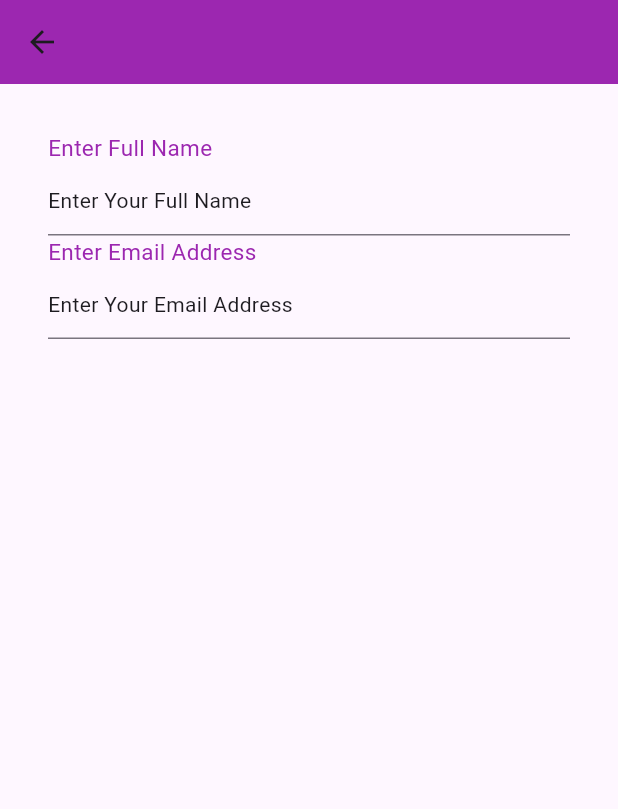
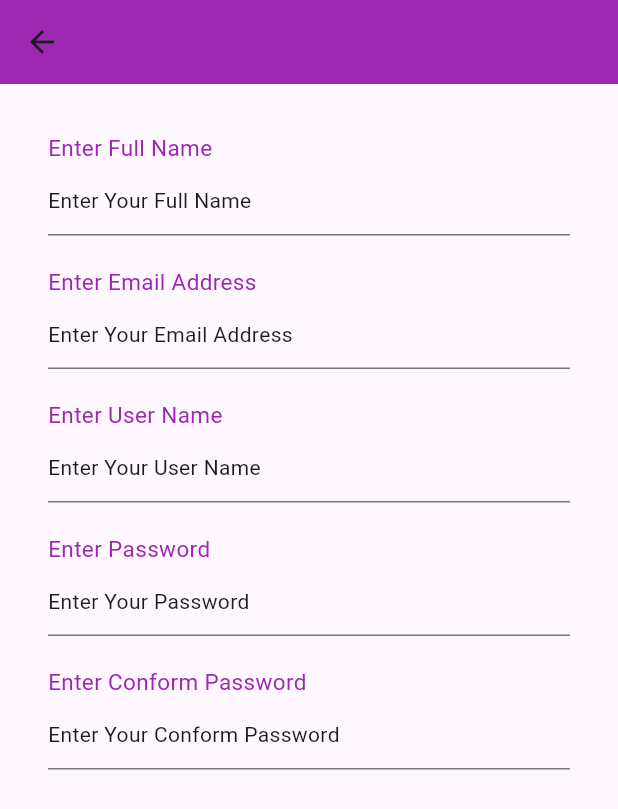
Before and after one commit to Ratndeep1999/shared_pref_prectice, a Flutter app: the SignUpPage screen opened directly, on a phone screen of 412 x 824 dp. Shown: the top 809 px of the screen. Run offline on Flutter 3.47's test engine with Material 3 defaults, Android fonts, the phone set to English and light mode, and no system bars.

Commit message:
sign_up_page.dart : email address, username, password and conform Password section add

```diff
--- a/lib/Pages/sign_up_page.dart
+++ b/lib/Pages/sign_up_page.dart
@@ -67,18 +67,47 @@ class SignUpPageState extends State<SignUpPage> {
                     controller: _fullNameController,
                     hintText: "Enter Your Full Name",
                   ),
+                  const SizedBox(height: 20),
 
                   /// Email Section
                   LabelTextWidget(label: "Enter Email Address", fontSize: 15),
-                  TextFormFieldWidget(controller: _emailController, hintText: "Enter Your Email Address")
+                  TextFormFieldWidget(
+                    controller: _emailController,
+                    hintText: "Enter Your Email Address",
+                  ),
+                  const SizedBox(height: 20),
 
                   /// User name Section
+                  LabelTextWidget(label: "Enter User Name", fontSize: 15),
+                  TextFormFieldWidget(
+                    controller: _userNameController,
+                    hintText: "Enter Your User Name",
+                  ),
+                  const SizedBox(height: 20),
 
                   /// Password Section
+                  LabelTextWidget(label: "Enter Password", fontSize: 15),
+                  TextFormFieldWidget(
+                    controller: _passwordController,
+                    hintText: "Enter Your Password",
+                  ),
+                  const SizedBox(height: 20),
 
                   /// Conform Password Section
+                  LabelTextWidget(
+                    label: "Enter Conform Password",
+                    fontSize: 15,
+                  ),
+                  TextFormFieldWidget(
+                    controller: _confPasswordController,
+                    hintText: "Enter Your Conform Password",
+                  ),
+                  const SizedBox(height: 20),
 
                   /// Mobile No. Section
+                  const SizedBox(height: 20),
+
+
                 ],
               ),
             ),
```
